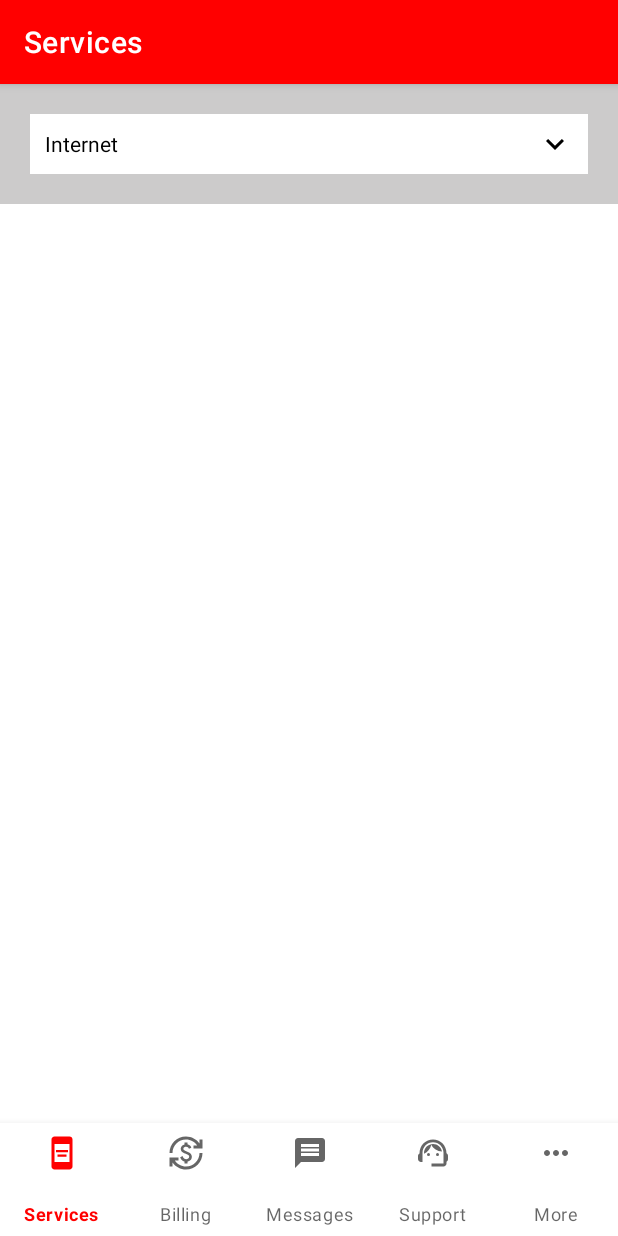
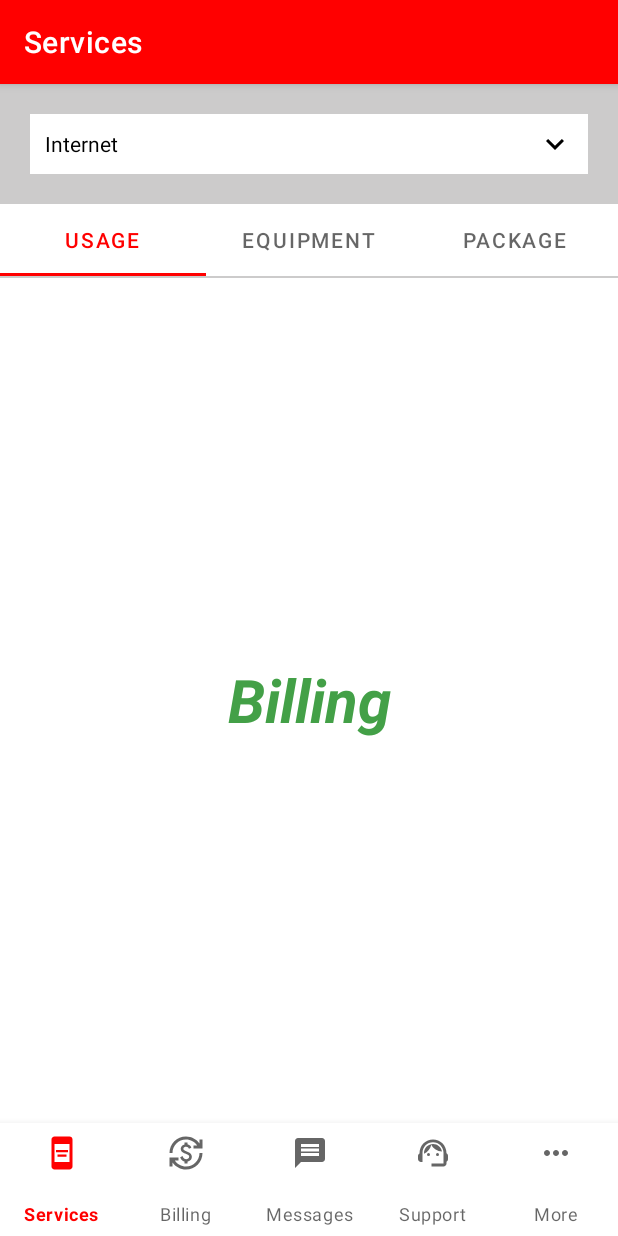
Before and after one commit to zaidbintariq89/KMMHackerNewsApp, an Android app built with Jetpack Compose: the screen it shows after launch (MainDashBoardActivity), on a phone screen of 412 x 824 dp. Run offline under Robolectric (Android 15) with nearby library versions, the phone set to English and light mode, and no system bars; libraries missing offline, so code that uses them is left out: com.squareup.sqldelight.

Commit message:
services ui in progress

```diff
--- a/androidApp/build.gradle.kts
+++ b/androidApp/build.gradle.kts
@@ -63,6 +63,7 @@ dependencies {
     implementation("androidx.recyclerview:recyclerview:1.3.1")
     implementation("androidx.swiperefreshlayout:swiperefreshlayout:1.1.0")
     implementation("androidx.cardview:cardview:1.0.0")
+    implementation("androidx.viewpager2:viewpager2:1.0.0")
 //    implementation("androidx.lifecycle:lifecycle-livedata-ktx:2.6.1")
 //    implementation("androidx.lifecycle:lifecycle-viewmodel-ktx:2.6.1")
 
--- a/androidApp/src/main/java/com/kmmhackernewsapp/android/ui/services/ServicesFragment.kt
+++ b/androidApp/src/main/java/com/kmmhackernewsapp/android/ui/services/ServicesFragment.kt
@@ -6,6 +6,7 @@ import android.view.View
 import android.view.ViewGroup
 import androidx.fragment.app.Fragment
 import androidx.lifecycle.ViewModelProvider
+import com.google.android.material.tabs.TabLayoutMediator
 import com.kmmhackernewsapp.android.R
 import com.kmmhackernewsapp.android.databinding.ServicesFragmentBinding
 
@@ -26,5 +27,23 @@ class ServicesFragment : Fragment() {
         super.onViewCreated(view, savedInstanceState)
         activity?.setTitle(R.string.services_lbl)
         viewModel = ViewModelProvider(this)[ServicesViewModel::class.java]
+        initPagers()
+    }
+
+    private fun initPagers() {
+        activity?.let {
+            val adapter = ServicesPagerAdapter(it)
+            binding.servicesPager.adapter = adapter
+
+            // Attach the TabLayout to the ViewPager2
+            TabLayoutMediator(binding.servicesTab, binding.servicesPager) { tab, position ->
+                tab.text = when(position) {
+                    0 -> "Usage"
+                    1 -> "Equipment"
+                    2 -> "Package"
+                    else -> ""
+                }
+            }.attach()
+        }
     }
 }
--- /dev/null
+++ b/androidApp/src/main/java/com/kmmhackernewsapp/android/ui/services/ServicesPagerAdapter.kt
@@ -0,0 +1,24 @@
+package com.kmmhackernewsapp.android.ui.services
+
+import androidx.fragment.app.Fragment
+import androidx.fragment.app.FragmentActivity
+import androidx.viewpager2.adapter.FragmentStateAdapter
+import com.kmmhackernewsapp.android.ui.equipment.EquipmentFragment
+import com.kmmhackernewsapp.android.ui.packgetab.PackageFragment
+import com.kmmhackernewsapp.android.ui.usage.UsageFragment
+
+class ServicesPagerAdapter(fragmentActivity: FragmentActivity) :
+    FragmentStateAdapter(fragmentActivity) {
+    override fun getItemCount(): Int {
+        return 3 // Number of tabs
+    }
+
+    override fun createFragment(position: Int): Fragment {
+        return when (position) {
+            0 -> UsageFragment()
+            1 -> EquipmentFragment()
+            2 -> PackageFragment()
+            else -> UsageFragment()
+        }
+    }
+}
--- /dev/null
+++ b/androidApp/src/main/java/com/kmmhackernewsapp/android/ui/usage/UsageFragment.kt
@@ -0,0 +1,22 @@
+package com.kmmhackernewsapp.android.ui.usage
+
+import android.os.Bundle
+import android.view.LayoutInflater
+import android.view.View
+import android.view.ViewGroup
+import androidx.fragment.app.Fragment
+import com.kmmhackernewsapp.android.databinding.BillingFragmentBinding
+
+class UsageFragment : Fragment() {
+
+    private lateinit var binding: BillingFragmentBinding
+
+    override fun onCreateView(
+        inflater: LayoutInflater,
+        container: ViewGroup?,
+        savedInstanceState: Bundle?
+    ): View {
+        binding = BillingFragmentBinding.inflate(inflater, container, false)
+        return binding.root
+    }
+}
--- a/androidApp/src/main/res/layout/services_fragment.xml
+++ b/androidApp/src/main/res/layout/services_fragment.xml
@@ -5,13 +5,14 @@
     android:layout_height="match_parent">
 
     <LinearLayout
+        android:id="@+id/services_top_view"
         android:layout_width="match_parent"
         android:layout_height="80dp"
+        android:layout_gravity="center"
+        android:background="@color/darkGrey"
         android:orientation="vertical"
-        android:layout_gravity="center"
-        app:layout_constraintTop_toTopOf="parent"
         app:layout_constraintStart_toStartOf="parent"
-        android:background="@color/darkGrey">
+        app:layout_constraintTop_toTopOf="parent">
 
         <TextView
             android:id="@+id/services_txt"
@@ -19,15 +20,39 @@
             android:layout_height="40dp"
             android:layout_margin="20dp"
             android:background="@color/white"
-            android:textColor="@color/black"
+            android:drawableEnd="@drawable/ic_arrow_down_24"
             android:gravity="center_vertical"
             android:paddingStart="10dp"
             android:paddingEnd="10dp"
-            android:drawableEnd="@drawable/ic_arrow_down_24"
-            android:text="Internet"/>
+            android:text="Internet"
+            android:textColor="@color/black" />
 
     </LinearLayout>
 
+    <RelativeLayout
+        android:layout_width="match_parent"
+        android:layout_height="0dp"
+        app:layout_constraintBottom_toBottomOf="parent"
+        app:layout_constraintTop_toBottomOf="@id/services_top_view">
 
+        <com.google.android.material.tabs.TabLayout
+            android:id="@+id/services_tab"
+            android:layout_width="match_parent"
+            android:layout_height="wrap_content"
+            app:tabGravity="fill"
+            app:tabMode="fixed"/>
+
+        <View
+            android:layout_width="match_parent"
+            android:layout_height="1dp"
+            android:background="@color/darkGrey"
+            android:layout_below="@id/services_tab"/>
+
+        <androidx.viewpager2.widget.ViewPager2
+            android:id="@+id/services_pager"
+            android:layout_width="match_parent"
+            android:layout_height="match_parent"
+            android:layout_below="@id/services_tab" />
+    </RelativeLayout>
 
 </androidx.constraintlayout.widget.ConstraintLayout>
```
Also changed, not shown: androidApp/src/main/java/com/kmmhackernewsapp/android/ui/equipment/EquipmentFragment.kt (added, +22 -0 lines), androidApp/src/main/java/com/kmmhackernewsapp/android/ui/packgetab/PackageFragment.kt (added, +22 -0 lines), androidApp/src/main/res/drawable/tab_separator.xml (added, +7 -0 lines).
